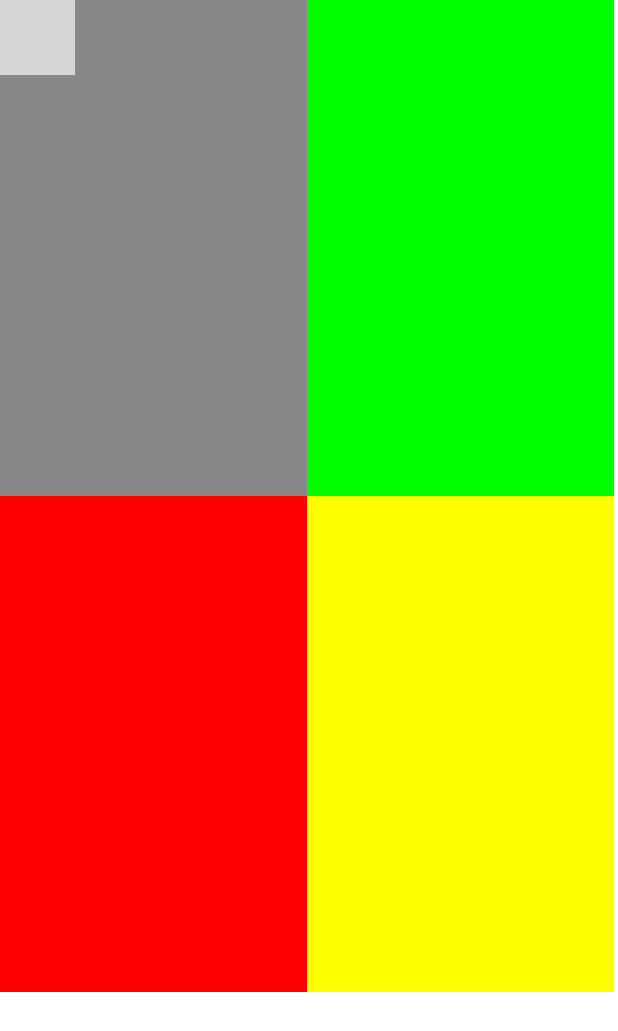
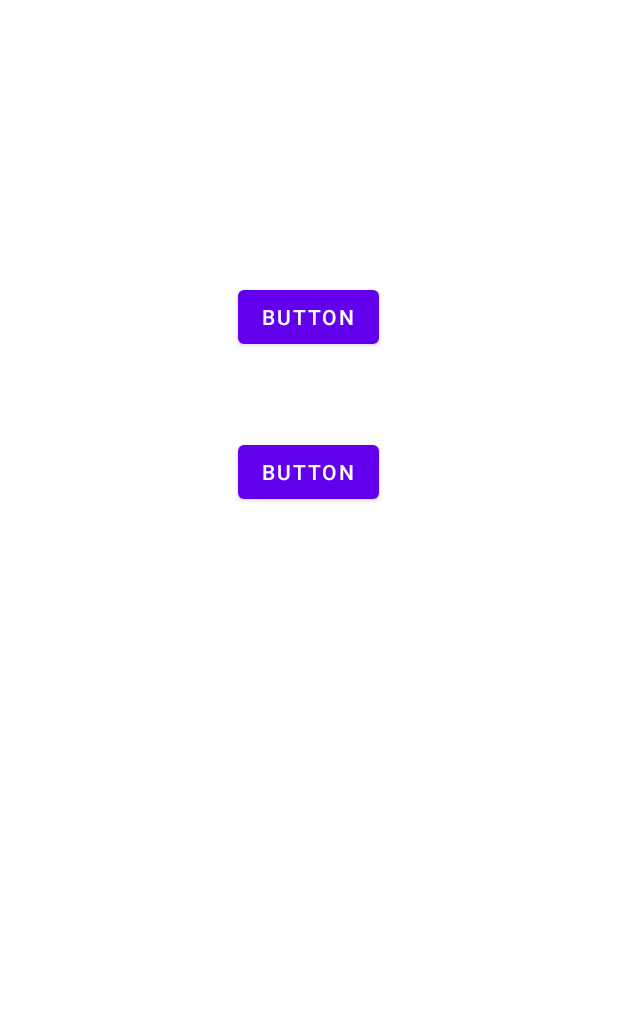
Before and after one commit to CampioniMan/Genius, an Android app: the MainActivity screen opened directly, with no data from a screen before it, on a phone screen of 412 x 824 dp. Shown: the top 1031 px of the screen. Run offline under Robolectric (Android 15) with nearby library versions, the phone set to English and light mode, and no system bars.

Commit message:
Adicionado XML e classes
Agora há alguns .xml para controle das telas que serão exibidas (uma para o jogo e outra pro menu) e há também as classes que saíram da classe MainActivity.java e agora elas têm a sua própria.

```diff
--- a/app/src/main/java/com/example/u15163/very_good_sensores/MainActivity.java
+++ b/app/src/main/java/com/example/u15163/very_good_sensores/MainActivity.java
@@ -1,205 +1,60 @@
-package com.example.u15163.very_good_sensores;
+package com.example.u15190.genius;
 
-import android.content.Context;
-import android.content.pm.ActivityInfo;
-import android.graphics.Bitmap;
-import android.graphics.BitmapFactory;
-import android.graphics.Canvas;
-import android.graphics.Color;
-import android.graphics.Paint;
-import android.graphics.Point;
-import android.hardware.Sensor;
-import android.hardware.SensorEvent;
-import android.hardware.SensorEventListener;
-import android.hardware.SensorManager;
+import android.content.Intent;
 import android.support.v7.app.AppCompatActivity;
 import android.os.Bundle;
-import android.view.Display;
 import android.view.View;
-import android.widget.ImageView;
-import android.widget.TextView;
+import android.widget.Button;
+import android.widget.Toast;
 
-public class MainActivity extends AppCompatActivity implements SensorEventListener {
-    private Point size;
-    private SensorManager sensorManager;
-    private BallView ballView;
+public class MainActivity extends AppCompatActivity {
+
+    @Override
+    protected void onStop(){
+        super.onStop();
+        Alerta("Parou a aplicação");
+    }
+
+    @Override
+    protected void onResume(){
+        super.onResume();
+        Alerta("Reiniciou a aplicação");
+    }
+
+    @Override
+    protected void onDestroy(){
+        super.onDestroy();
+        Alerta("Janela Destruida....");
+    }
 
     @Override
     protected void onCreate(Bundle savedInstanceState) {
         super.onCreate(savedInstanceState);
-        setRequestedOrientation(ActivityInfo.SCREEN_ORIENTATION_PORTRAIT);
-        ballView = new BallView(this);
-        setContentView(ballView);
+        setContentView(R.layout.activity_main);
 
-        size = new Point();
-        Display display = getWindowManager().getDefaultDisplay();
-        display.getSize(size);
-        size.x -= 80;
-        size.y -= 320;
+        Button btnFechar = (Button) findViewById(R.id.btnFechar);
+        btnFechar.setOnClickListener(new View.OnClickListener() {
+            @Override
+            public void onClick(View v) {
+                finish();
+            }
+        });
 
-        sensorManager = (SensorManager) getSystemService(Context.SENSOR_SERVICE);
-    }
+        Button btnTela2 = (Button) findViewById(R.id.btnJogar);
+        btnTela2.setOnClickListener(new View.OnClickListener() {
+            @Override
+            public void onClick(View v) {
 
-    @Override
-    protected void onStart() {
-        super.onStart();
-        sensorManager.registerListener(this, sensorManager.getDefaultSensor(Sensor.TYPE_ACCELEROMETER), SensorManager.SENSOR_DELAY_GAME);
-    }
+                Intent it = new Intent(MainActivity.this, JogoActivity.class);
+                startActivity(it);
+                //finish();
 
-    @Override
-    protected void onStop() {
-        sensorManager.unregisterListener(this);
-        super.onStop();
-    }
-
-    @Override
-    public void onSensorChanged(SensorEvent sensorEvent) {
-        if (sensorEvent.sensor.getType() == Sensor.TYPE_ACCELEROMETER) {
-            ballView.bola.xAce = sensorEvent.values[0];
-            ballView.bola.yAce = -sensorEvent.values[1];
-            ballView.bola.atualizaLocal();
-            ballView.bola.verColisoes();
-        }
-    }
-
-    @Override
-    public void onAccuracyChanged(Sensor sensor, int accuracy) {
+            }
+        });
 
     }
 
-    private class Ball
-    {
-        Point local;
-        float xVel, yVel, xAce, yAce;
-        Bitmap textura;
-        final Point tamanho = new Point(75, 75);
-        int raio = 38;
-
-        public Ball()
-        {
-            xVel = yVel = xAce = yAce = 0.0f;
-            local = new Point(0, 0);
-            this.textura = Bitmap.createScaledBitmap(BitmapFactory.decodeResource(getResources(), R.drawable.balldois), tamanho.x, tamanho.y, true);
-        }
-
-        private void atualizaLocal()
-        {
-            float frameTime = 0.666f;
-
-            this.xVel += (this.xAce * frameTime);
-            this.yVel += (this.yAce * frameTime);
-
-            float xS = (this.xVel / 2) * frameTime;
-            float yS = (this.yVel / 2) * frameTime;
-
-            this.local.x -= xS;
-            this.local.y -= yS;
-        }
-
-        private void verColisoes()
-        {
-            if (this.local.x > size.x) {
-                this.local.x = size.x;
-                this.xAce = 0;
-                this.xVel = 0;
-            }
-            else if (this.local.x < 0) {
-                this.local.x = 0;
-                this.xAce = 0;
-                this.xVel = 0;
-            }
-
-            if (this.local.y > size.y) {
-                this.local.y = size.y;
-                this.yAce = 0;
-                this.yVel = 0;
-            }
-            else if (this.local.y < 0) {
-                this.local.y = 0;
-                this.yAce = 0;
-                this.yVel = 0;
-            }
-        }
-
-        private boolean estaEm(int cor)
-        {
-            if (cor == Color.BLUE)
-            {
-                if (local.x + raio >= 0 && local.y + raio >= 0 && local.x + raio <= size.x/2 + 38 && local.y + raio <= size.y/2 + 38)
-                {
-                    return true;
-                }
-                return false;
-            }
-            else if (cor == Color.GREEN)
-            {
-                if (local.x + raio >= size.x/2 + 38 && local.y + raio >= 0 && local.x + raio <= size.x + 76 && local.y + raio <= size.y/2 + 38)
-                {
-                    return true;
-                }
-                return false;
-            }
-            else if (cor == Color.RED)
-            {
-                if (local.x + raio >= 0 && local.y + raio >= size.y/2 + 38 && local.x + raio <= size.x/2 + 38 && local.y + raio <= size.y + 76)
-                {
-                    return true;
-                }
-                return false;
-            }
-            else if (cor == Color.YELLOW)
-            {
-                if (local.x + raio >= size.x/2 + 38 && local.y + raio >= size.y/2 + 38 && local.x + raio <= size.x + 76 && local.y + raio <= size.y + 76)
-                {
-                    return true;
-                }
-                return false;
-            }
-            return false;
-        }
-    }
-
-    private class BallView extends View {
-
-        private Ball bola;
-
-        public BallView(Context context) {
-            super(context);
-            bola = new Ball();
-        }
-
-        @Override
-        protected void onDraw(Canvas canvas)
-        {
-            Paint paint = new Paint();
-
-            // B G
-            // R Y
-            // left top right bottom
-
-            paint.setColor(Color.BLUE);
-            if (bola.estaEm(Color.BLUE))
-                paint.setColor(Color.GRAY);
-            canvas.drawRect(0          ,0          , size.x/2 + 38, size.y/2 + 38, paint);
-
-            paint.setColor(Color.GREEN);
-            if (bola.estaEm(Color.GREEN))
-                paint.setColor(Color.GRAY);
-            canvas.drawRect(size.x/2 + 38, 0         , size.x + 76  , size.y/2 + 38,paint);
-
-            paint.setColor(Color.RED);
-            if (bola.estaEm(Color.RED))
-                paint.setColor(Color.GRAY);
-            canvas.drawRect(0          ,size.y/2 + 38, size.x/2 + 38, size.y + 76,paint);
-
-            paint.setColor(Color.YELLOW);
-            if (bola.estaEm(Color.YELLOW))
-                paint.setColor(Color.GRAY);
-            canvas.drawRect(size.x/2 + 38, size.y/2 + 38, size.x + 76  , size.y + 76,paint);
-
-            canvas.drawBitmap(this.bola.textura, bola.local.x, bola.local.y, null);
-
-            invalidate();
-        }
+    private void Alerta(String msg){
+        Toast.makeText(this,msg,Toast.LENGTH_LONG).show();
     }
 }
--- /dev/null
+++ b/app/src/main/res/layout/activity_main.xml
@@ -0,0 +1,31 @@
+<?xml version="1.0" encoding="utf-8"?>
+<RelativeLayout xmlns:android="http://schemas.android.com/apk/res/android"
+    xmlns:tools="http://schemas.android.com/tools"
+    android:id="@+id/activity_main"
+    android:layout_width="match_parent"
+    android:layout_height="match_parent"
+    android:paddingBottom="@dimen/activity_vertical_margin"
+    android:paddingLeft="@dimen/activity_horizontal_margin"
+    android:paddingRight="@dimen/activity_horizontal_margin"
+    android:paddingTop="@dimen/activity_vertical_margin"
+    tools:context="com.example.u15190.genius.MainActivity">
+
+    <Button
+        android:text="Button"
+        android:layout_width="wrap_content"
+        android:layout_height="wrap_content"
+        android:layout_alignParentTop="true"
+        android:layout_centerHorizontal="true"
+        android:layout_marginTop="179dp"
+        android:id="@+id/btnJogar" />
+
+    <Button
+        android:text="Button"
+        android:layout_width="wrap_content"
+        android:layout_height="wrap_content"
+        android:layout_marginTop="55dp"
+        android:id="@+id/btnFechar"
+        android:layout_below="@+id/btnJogar"
+        android:layout_alignLeft="@+id/btnJogar"
+        android:layout_alignStart="@+id/btnJogar" />
+</RelativeLayout>
```
Also changed, not shown: app/src/main/java/com/example/u15163/very_good_sensores/Ball.java (added, +165 -0 lines), app/src/main/java/com/example/u15163/very_good_sensores/BallView.java (added, +71 -0 lines), app/src/main/java/com/example/u15163/very_good_sensores/JogoActivity.java (added, +206 -0 lines), app/src/main/res/layout/activity_jogo.xml (added, +20 -0 lines).
